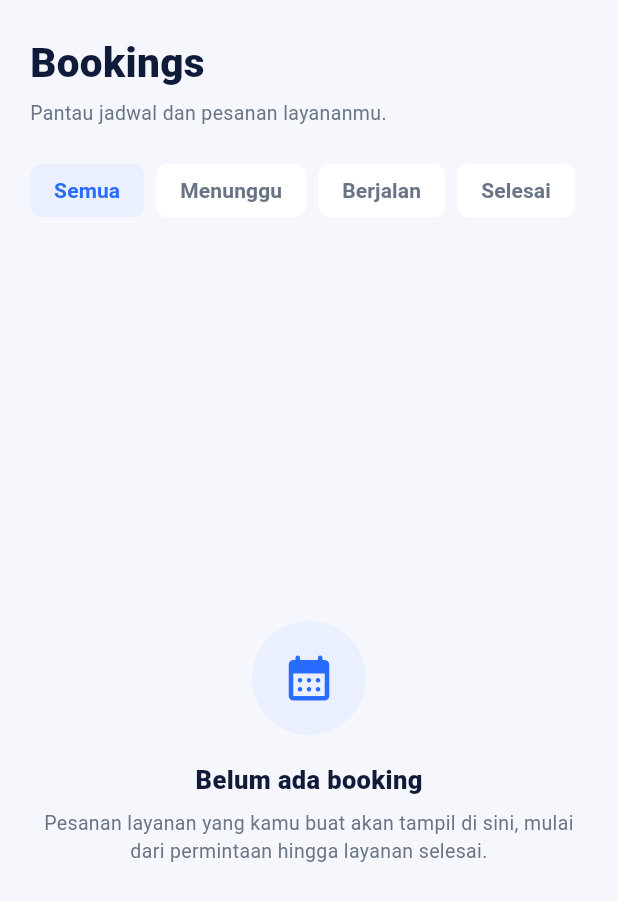
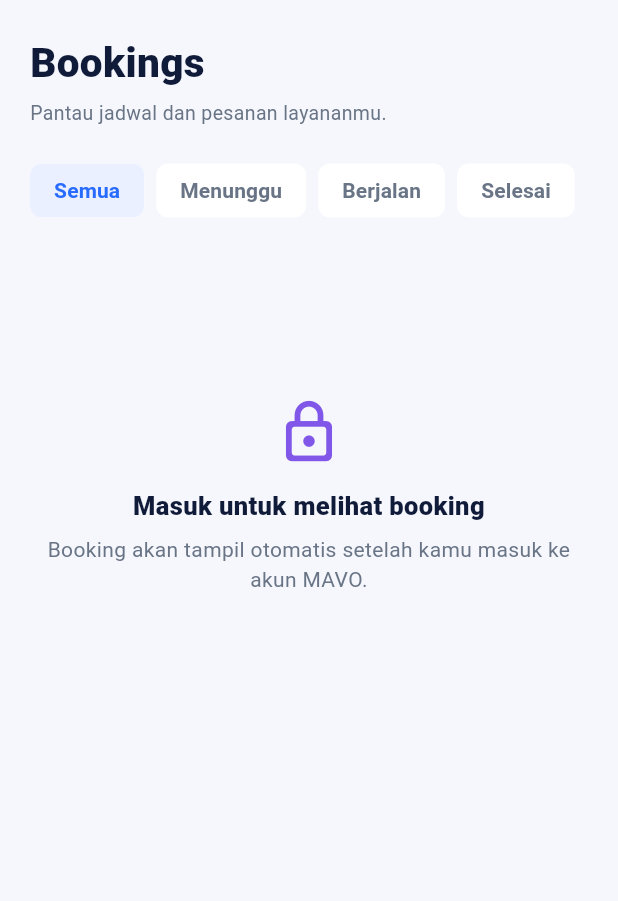
Before and after one commit to gstarsproject/Yuku-pro, a Flutter app: the BookingsScreen widget shown alone on an empty page, opened directly, on a phone screen of 412 x 824 dp. Shown: the top 901 px of the screen. Run offline on Flutter 3.47's test engine with Material 3 defaults, Android fonts, the phone set to English and light mode, and no system bars; network calls fail.

Commit message:
Connect bookings screen to authenticated marketplace API

```diff
--- a/mobile/yuku_app/lib/screens/bookings_screen.dart
+++ b/mobile/yuku_app/lib/screens/bookings_screen.dart
@@ -1,83 +1,149 @@
 import 'package:flutter/material.dart';
+import '../services/yuku_api.dart';
 import '../theme/yuku_theme.dart';
 
 class BookingsScreen extends StatefulWidget {
   const BookingsScreen({super.key});
-
   @override
   State<BookingsScreen> createState() => _BookingsScreenState();
 }
 
 class _BookingsScreenState extends State<BookingsScreen> {
   int selected = 0;
+  bool loading = false;
+  String? error;
+  List<Map<String, dynamic>> bookings = const [];
   static const tabs = ['Semua', 'Menunggu', 'Berjalan', 'Selesai'];
 
   @override
+  void initState() {
+    super.initState();
+    _load();
+  }
+
+  Future<void> _load() async {
+    if (!YukuApi.isSignedIn) {
+      if (mounted) setState(() { bookings = []; loading = false; error = null; });
+      return;
+    }
+    setState(() { loading = true; error = null; });
+    try {
+      final result = await YukuApi.myBookings();
+      if (mounted) setState(() { bookings = result; loading = false; });
+    } catch (e) {
+      if (mounted) setState(() { error = e.toString().replaceFirst('Exception: ', ''); loading = false; });
+    }
+  }
+
+  bool _matches(Map<String, dynamic> item) {
+    if (selected == 0) return true;
+    final status = (item['status'] ?? '').toString().toUpperCase();
+    if (selected == 1) return ['PENDING_PROVIDER', 'AWAITING_PAYMENT', 'PAID', 'AWAITING_CONFIRMATION'].contains(status);
+    if (selected == 2) return status == 'IN_PROGRESS';
+    return status == 'COMPLETED';
+  }
+
+  String _statusLabel(String value) {
+    switch (value.toUpperCase()) {
+      case 'PENDING_PROVIDER': return 'Menunggu provider';
+      case 'AWAITING_PAYMENT': return 'Menunggu pembayaran';
+      case 'PAID': return 'Sudah dibayar';
+      case 'IN_PROGRESS': return 'Sedang berlangsung';
+      case 'AWAITING_CONFIRMATION': return 'Menunggu konfirmasi';
+      case 'COMPLETED': return 'Selesai';
+      case 'CANCELLED': return 'Dibatalkan';
+      case 'REJECTED': return 'Ditolak';
+      default: return value.isEmpty ? 'Status tidak diketahui' : value;
+    }
+  }
+
+  String _date(dynamic value) {
+    final parsed = DateTime.tryParse(value?.toString() ?? '');
+    if (parsed == null) return 'Jadwal belum tersedia';
+    final local = parsed.toLocal();
+    final d = local.day.toString().padLeft(2, '0');
+    final m = local.month.toString().padLeft(2, '0');
+    return '$d/$m/${local.year} • ${local.hour.toString().padLeft(2, '0')}:${local.minute.toString().padLeft(2, '0')}';
+  }
+
+  @override
   Widget build(BuildContext context) {
+    final visible = bookings.where(_matches).toList();
     return SafeArea(
-      child: Column(
-        crossAxisAlignment: CrossAxisAlignment.start,
-        children: [
+      child: Column(crossAxisAlignment: CrossAxisAlignment.start, children: [
         Padding(
           padding: const EdgeInsets.fromLTRB(20, 22, 20, 16),
-            child: Column(
-              crossAxisAlignment: CrossAxisAlignment.start,
-              children: [
+          child: Column(crossAxisAlignment: CrossAxisAlignment.start, children: [
             const Text('Bookings', style: TextStyle(fontSize: 27, fontWeight: FontWeight.w800, color: MavoColors.navy)),
             const SizedBox(height: 5),
             const Text('Pantau jadwal dan pesanan layananmu.', style: TextStyle(color: MavoColors.muted, fontSize: 13)),
             const SizedBox(height: 18),
-                SingleChildScrollView(
-                  scrollDirection: Axis.horizontal,
-                  child: Row(
+            SingleChildScrollView(scrollDirection: Axis.horizontal, child: Row(
               children: List.generate(tabs.length, (i) => Padding(
                 padding: const EdgeInsets.only(right: 8),
-                      child: ChoiceChip(
-                        label: Text(tabs[i]),
-                        selected: selected == i,
+                child: ChoiceChip(label: Text(tabs[i]), selected: selected == i,
                   onSelected: (_) => setState(() => selected = i),
                   selectedColor: MavoColors.blueSoft,
-                        labelStyle: TextStyle(
-                          color: selected == i ? MavoColors.blue : MavoColors.muted,
-                          fontWeight: FontWeight.w700,
+                  labelStyle: TextStyle(color: selected == i ? MavoColors.blue : MavoColors.muted, fontWeight: FontWeight.w700),
+                  side: BorderSide.none, showCheckmark: false),
+              )),
+            )),
+          ]),
         ),
-                        side: BorderSide.none,
-                        showCheckmark: false,
-                      ),
+        Expanded(child: RefreshIndicator(
+          onRefresh: _load,
+          child: Builder(builder: (context) {
+            if (loading) return const ListView(children: [SizedBox(height: 140), Center(child: CircularProgressIndicator())]);
+            if (error != null) return ListView(padding: const EdgeInsets.all(24), children: [
+              const SizedBox(height: 70), const Icon(Icons.cloud_off_outlined, size: 46, color: MavoColors.muted),
+              const SizedBox(height: 12), Text(error!, textAlign: TextAlign.center),
+              const SizedBox(height: 14), Center(child: OutlinedButton(onPressed: _load, child: const Text('Coba lagi'))),
+            ]);
+            if (!YukuApi.isSignedIn) return ListView(padding: const EdgeInsets.all(28), children: const [
+              SizedBox(height: 70), Icon(Icons.lock_outline_rounded, size: 46, color: MavoColors.violet),
+              SizedBox(height: 14), Text('Masuk untuk melihat booking', textAlign: TextAlign.center, style: TextStyle(fontWeight: FontWeight.w800, fontSize: 17, color: MavoColors.navy)),
+              SizedBox(height: 7), Text('Booking akan tampil otomatis setelah kamu masuk ke akun MAVO.', textAlign: TextAlign.center, style: TextStyle(color: MavoColors.muted, height: 1.45)),
+            ]);
+            if (visible.isEmpty) return ListView(padding: const EdgeInsets.all(28), children: [
+              const SizedBox(height: 65), const Icon(Icons.calendar_month_rounded, size: 54, color: MavoColors.blue),
+              const SizedBox(height: 16), Text(selected == 0 ? 'Belum ada booking' : 'Tidak ada booking di kategori ini',
+                textAlign: TextAlign.center, style: const TextStyle(fontSize: 17, fontWeight: FontWeight.w800, color: MavoColors.navy)),
+              const SizedBox(height: 7), const Text('Pesanan layananmu akan tampil di sini, mulai dari permintaan hingga layanan selesai.',
+                textAlign: TextAlign.center, style: TextStyle(color: MavoColors.muted, height: 1.45, fontSize: 13)),
+            ]);
+            return ListView.separated(
+              padding: const EdgeInsets.fromLTRB(16, 4, 16, 24),
+              itemCount: visible.length,
+              separatorBuilder: (_, __) => const SizedBox(height: 10),
+              itemBuilder: (context, index) {
+                final item = visible[index];
+                final service = item['service'] is Map ? item['service'] as Map : const {};
+                final status = (item['status'] ?? '').toString();
+                final isDone = status.toUpperCase() == 'COMPLETED';
+                final amount = item['totalAmount'] ?? item['amount'] ?? item['priceAmount'];
+                final currency = item['currency'] ?? item['payment']?['currency'] ?? 'IDR';
+                return Card(child: Padding(padding: const EdgeInsets.all(15), child: Column(crossAxisAlignment: CrossAxisAlignment.start, children: [
+                  Row(children: [
+                    Expanded(child: Text(service['title']?.toString() ?? 'Layanan MAVO', style: const TextStyle(fontWeight: FontWeight.w800, color: MavoColors.navy, fontSize: 15))),
+                    Container(padding: const EdgeInsets.symmetric(horizontal: 9, vertical: 5), decoration: BoxDecoration(color: isDone ? const Color(0xFFE5F6EE) : MavoColors.blueSoft, borderRadius: BorderRadius.circular(20)),
+                      child: Text(_statusLabel(status), style: const TextStyle(fontSize: 10, fontWeight: FontWeight.w700, color: MavoColors.blue))),
+                  ]),
+                  const SizedBox(height: 10),
+                  Row(children: [const Icon(Icons.schedule_rounded, size: 15, color: MavoColors.muted), const SizedBox(width: 6), Text(_date(item['startsAt']), style: const TextStyle(fontSize: 12, color: MavoColors.muted))]),
+                  if (amount != null) ...[
+                    const SizedBox(height: 8),
+                    Text('$currency $amount', style: const TextStyle(fontWeight: FontWeight.w800, color: MavoColors.ink)),
+                  ],
+                  if (item['id'] != null) ...[
+                    const SizedBox(height: 7),
+                    Text('ID: ${item['id']}', style: const TextStyle(fontSize: 10, color: MavoColors.muted)),
+                  ],
+                ])));
+              },
+            );
+          }),
         )),
-                  ),
-                ),
-              ],
-            ),
-          ),
-          Expanded(
-            child: Center(
-              child: Padding(
-                padding: const EdgeInsets.all(28),
-                child: Column(
-                  mainAxisSize: MainAxisSize.min,
-                  children: [
-                    Container(
-                      width: 76,
-                      height: 76,
-                      decoration: const BoxDecoration(color: MavoColors.blueSoft, shape: BoxShape.circle),
-                      child: const Icon(Icons.calendar_month_rounded, color: MavoColors.blue, size: 36),
-                    ),
-                    const SizedBox(height: 18),
-                    const Text('Belum ada booking', style: TextStyle(fontSize: 17, fontWeight: FontWeight.w800, color: MavoColors.navy)),
-                    const SizedBox(height: 7),
-                    const Text(
-                      'Pesanan layanan yang kamu buat akan tampil di sini, mulai dari permintaan hingga layanan selesai.',
-                      textAlign: TextAlign.center,
-                      style: TextStyle(color: MavoColors.muted, height: 1.45, fontSize: 13),
-                    ),
-                  ],
-                ),
-              ),
-            ),
-          ),
-        ],
-      ),
+      ]),
     );
   }
 }
```
Lines whose indentation alone changed are shown as unchanged.
